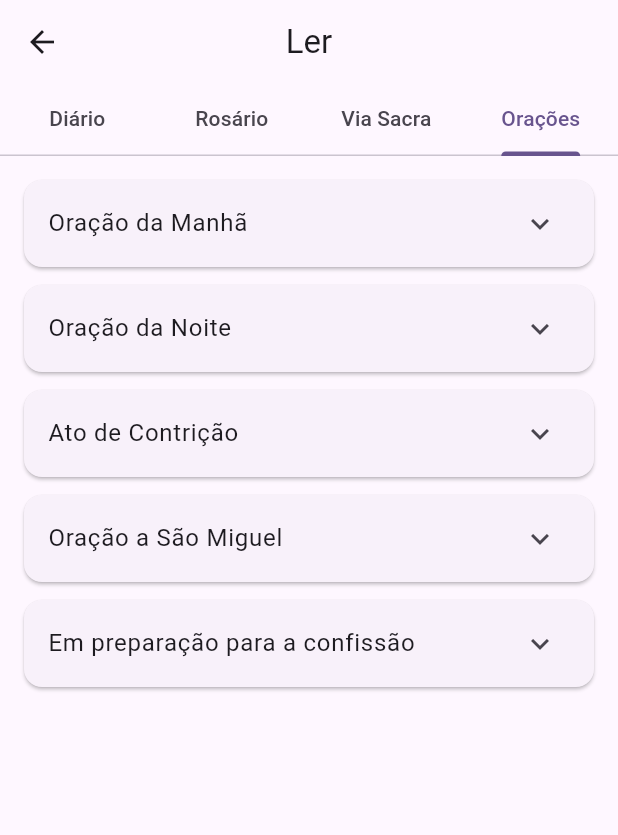
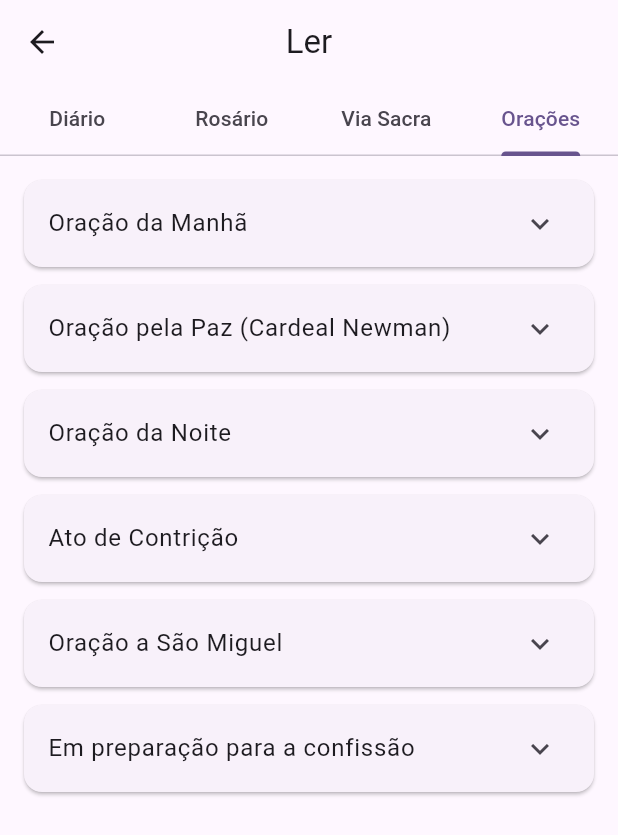
Before and after one commit to joelsansana/ave, a Flutter app: the ReadingsScreen screen opened directly, tab 4 chosen, on a phone screen of 412 x 824 dp. Shown: the top 835 px of the screen. Run offline on Flutter 3.47's test engine with Material 3 defaults, Android fonts, the light colour scheme and no system bars; our stand-ins replace flutter_riverpod, shared_preferences; accounts and stored records are empty.

Commit message:
Add John Henry Newman prayer for peace

```diff
--- a/lib/features/readings/data/prayers_data.dart
+++ b/lib/features/readings/data/prayers_data.dart
@@ -199,6 +199,10 @@ class PrayersData {
       'text': 'Senhor, obrigado por este novo dia. Guia os meus passos e ajuda-me a viver para Ti. Que este dia seja dedicado à Tua glória e ao serviço do próximo. Amén.',
     },
     {
+      'title': 'Oração pela Paz (Cardeal Newman)',
+      'text': 'Deus Eterno, cujo reino perfeito não tem espada senão a da justiça, não tem força conhecida senão a do amor: Expande powerfulmente o teu Espírito, para que todos os povos possam ser reunidas sob a bandeira do Príncipe da Paz, como filhos de um único Deus; a Quem pertencem o domínio e a glória, agora e para sempre. Amém.',
+    },
+    {
       'title': 'Oração da Noite',
       'text': 'Obrigado por este dia, Senhor. Perdoa os meus pecados e abençoa o meu sono. Protege-me durante a noite e guarda-me no teu amor. Amén.',
     },
```
